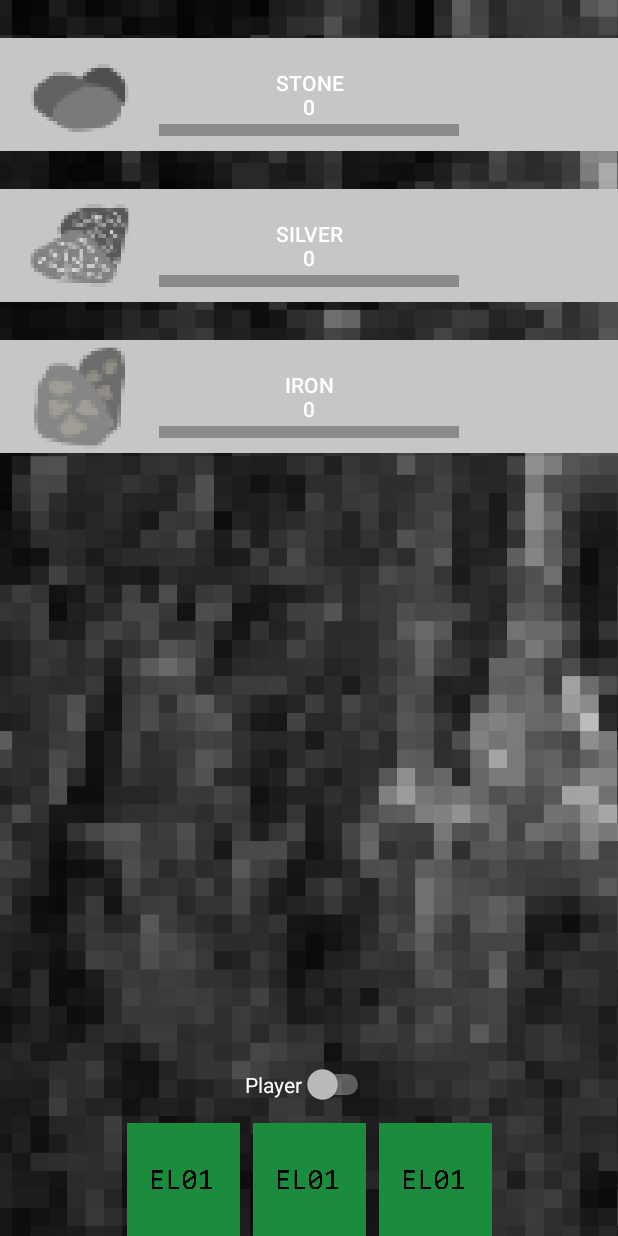
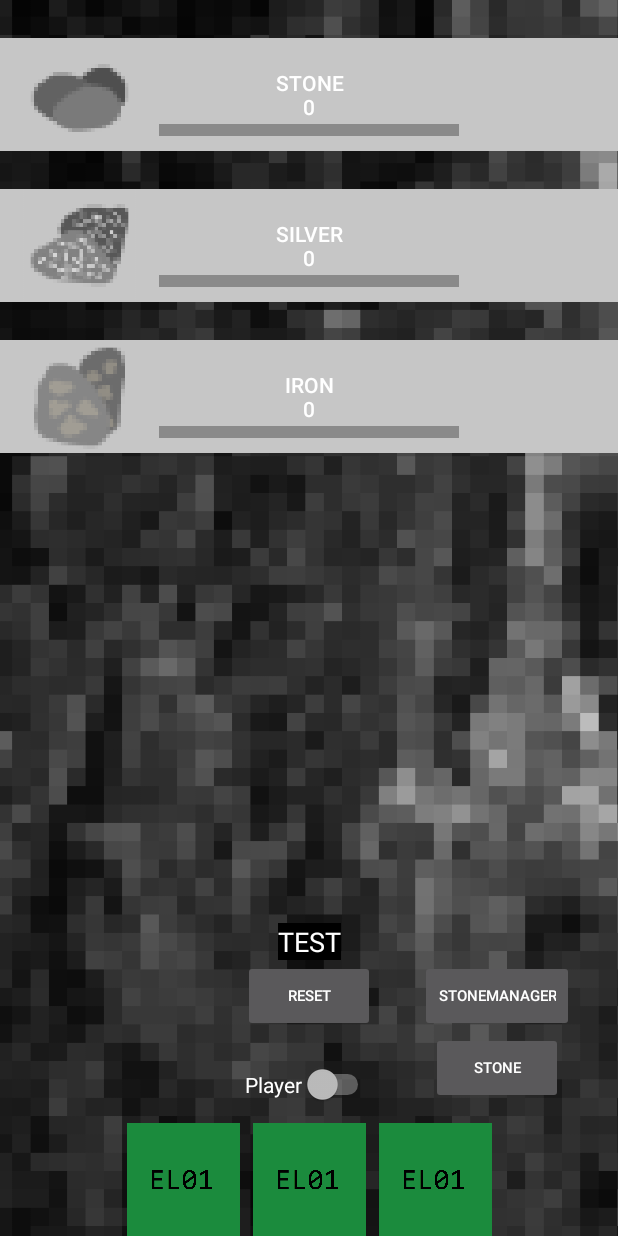
Before and after one commit to Szomti/IdleMicra, an Android app: the layout activity_main.xml on its own in the app's theme, with its tools: preview values and no code run, on a phone screen of 412 x 824 dp. Run offline under Robolectric (Android 15) with nearby library versions, the phone set to English and light mode, and no system bars.

Commit message:
Fixed dev page layout.

```diff
--- a/app/src/main/res/layout/activity_main.xml
+++ b/app/src/main/res/layout/activity_main.xml
@@ -264,7 +264,7 @@
         android:id="@+id/dev_page"
         android:layout_width="0dp"
         android:layout_height="0dp"
-        android:visibility="gone"
+        android:visibility="visible"
         app:layout_constraintBottom_toBottomOf="parent"
         app:layout_constraintEnd_toEndOf="parent"
         app:layout_constraintStart_toStartOf="parent"
@@ -282,7 +282,7 @@
             app:layout_constraintHorizontal_bias="0.5"
             app:layout_constraintStart_toStartOf="parent"
             app:layout_constraintTop_toTopOf="parent"
-            app:layout_constraintVertical_bias="0.937" />
+            app:layout_constraintVertical_bias="0.825" />
 
         <Button
             android:id="@+id/manager_btn"
@@ -296,7 +296,7 @@
             app:layout_constraintHorizontal_bias="0.5"
             app:layout_constraintStart_toEndOf="@+id/reset_btn"
             app:layout_constraintTop_toTopOf="parent"
-            app:layout_constraintVertical_bias="0.937" />
+            app:layout_constraintVertical_bias="0.825" />
 
         <Button
             android:id="@+id/manager_change_btn"
@@ -310,7 +310,7 @@
             app:layout_constraintHorizontal_bias="0.5"
             app:layout_constraintStart_toStartOf="@id/manager_btn"
             app:layout_constraintTop_toBottomOf="@id/manager_btn"
-            app:layout_constraintVertical_bias="0.5" />
+            app:layout_constraintVertical_bias="0" />
 
         <TextView
             android:id="@+id/test_dev_text"
```
